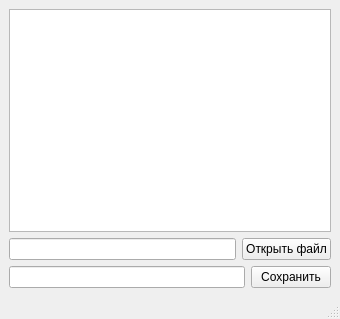
The window that mainwindow.ui (AClockworkParrot/AutoServiceAPP) describes before a commit, drawn with Qt 5.
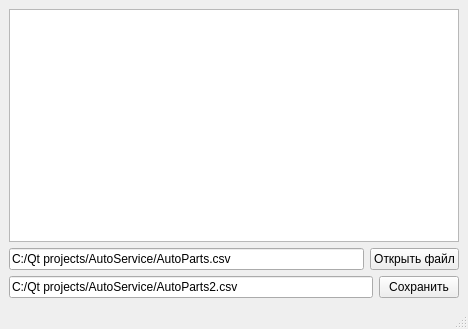
The same window after the commit.

Diff of the .ui file:
```diff
--- a/mainwindow.ui
+++ b/mainwindow.ui
@@ -6,8 +6,8 @@
    <rect>
     <x>0</x>
     <y>0</y>
-    <width>340</width>
-    <height>319</height>
+    <width>468</width>
+    <height>329</height>
    </rect>
   </property>
   <property name="sizePolicy">
@@ -60,7 +60,11 @@
       <item>
        <layout class="QHBoxLayout" name="horizontalLayout_2">
         <item>
-         <widget class="QLineEdit" name="lineEdit"/>
+         <widget class="QLineEdit" name="lineFilePath">
+          <property name="text">
+           <string>C:/Qt projects/AutoService/AutoParts.csv</string>
+          </property>
+         </widget>
         </item>
         <item>
          <widget class="QPushButton" name="loadButton">
@@ -74,7 +78,11 @@
       <item>
        <layout class="QHBoxLayout" name="horizontalLayout">
         <item>
-         <widget class="QLineEdit" name="lineEdit_2"/>
+         <widget class="QLineEdit" name="lineSaveFilePath">
+          <property name="text">
+           <string>C:/Qt projects/AutoService/AutoParts2.csv</string>
+          </property>
+         </widget>
         </item>
         <item>
          <widget class="QPushButton" name="saveButton">
```
Left out of the diff: 2 changed lines with no effect on the pictures.
